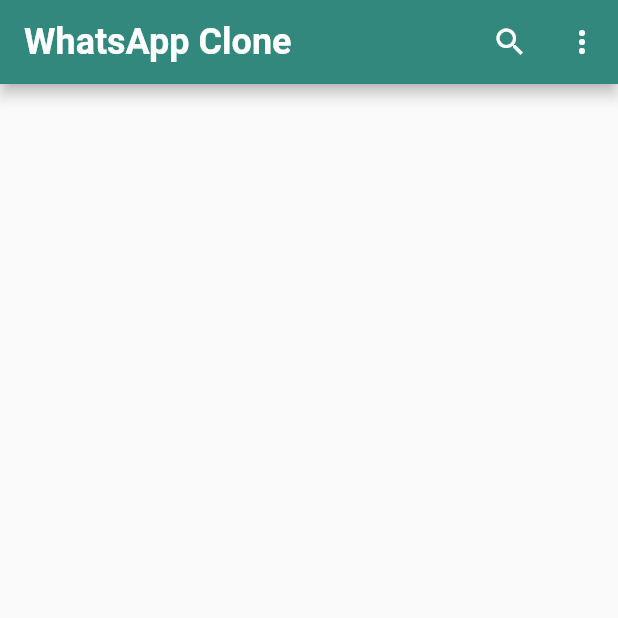
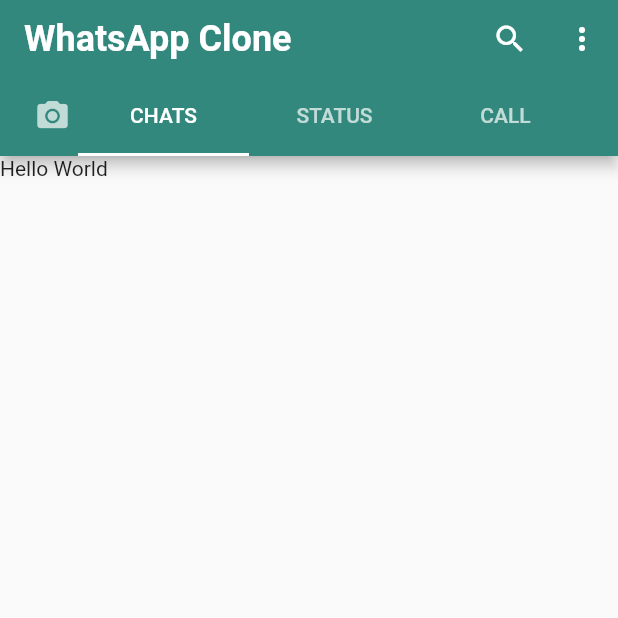
Before and after one commit to alastairrmcneill/WhatsApp-UI-Clone, a Flutter app: the screen it shows after launch, on a phone screen of 412 x 824 dp, the top half of it. Run offline on Flutter 3.47's test engine with Material 2 defaults, Android fonts, the phone set to English and light mode, and no system bars.

Commit message:
finished app bar tab bar

```diff
--- /dev/null
+++ b/lib/screens/chats_screen.dart
@@ -0,0 +1,17 @@
+import 'package:flutter/material.dart';
+
+class chatsScreen extends StatefulWidget {
+  const chatsScreen({Key? key}) : super(key: key);
+
+  @override
+  _chatsScreenState createState() => _chatsScreenState();
+}
+
+class _chatsScreenState extends State<chatsScreen> {
+  @override
+  Widget build(BuildContext context) {
+    return Container(
+      child: Text('Hello World'),
+    );
+  }
+}
--- a/lib/screens/home_screen.dart
+++ b/lib/screens/home_screen.dart
@@ -1,13 +1,23 @@
 // ignore_for_file: prefer_const_constructors
 
 import 'package:flutter/material.dart';
+import 'package:whatsapp_clone/screens/chats_screen.dart';
 
 class HomeScreen extends StatefulWidget {
   @override
   _HomeScreenState createState() => _HomeScreenState();
 }
 
-class _HomeScreenState extends State<HomeScreen> {
+class _HomeScreenState extends State<HomeScreen> with SingleTickerProviderStateMixin {
+  late TabController _tabController;
+  int selectedIndex = 0;
+
+  @override
+  void initState() {
+    super.initState();
+    _tabController = TabController(length: 4, vsync: this, initialIndex: 1);
+  }
+
   @override
   Widget build(BuildContext context) {
     return Scaffold(
@@ -32,6 +42,34 @@ class _HomeScreenState extends State<HomeScreen> {
             iconSize: 24,
           ),
         ],
+        bottom: TabBar(
+          controller: _tabController,
+          indicatorColor: Colors.white,
+          labelPadding: EdgeInsets.symmetric(horizontal: 2.0),
+          isScrollable: true,
+          tabs: [
+            Container(
+              width: 30,
+              height: 50,
+              alignment: Alignment.center,
+              child: Icon(
+                Icons.camera_alt,
+              ),
+            ),
+            Container(width: 110, height: 50, alignment: Alignment.center, child: Text("CHATS")),
+            Container(width: 110, height: 50, alignment: Alignment.center, child: Text("STATUS")),
+            Container(width: 110, height: 50, alignment: Alignment.center, child: Text("CALL"))
+          ],
+        ),
+      ),
+      body: TabBarView(
+        controller: _tabController,
+        children: [
+          chatsScreen(),
+          chatsScreen(),
+          chatsScreen(),
+          chatsScreen(),
+        ],
       ),
     );
   }
```
Also changed, not shown: lib/screens/call_screen.dart (added), lib/screens/camera_screen.dart (added), lib/screens/status_screen.dart (added).
